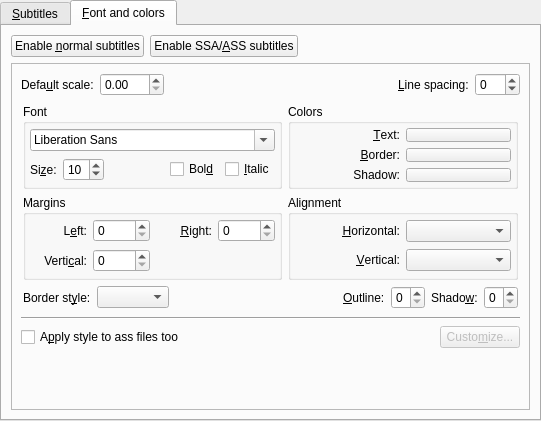
The window that src/prefsubtitles.ui (wilbert2000/wzplayer) describes before a commit, drawn with Qt 5.
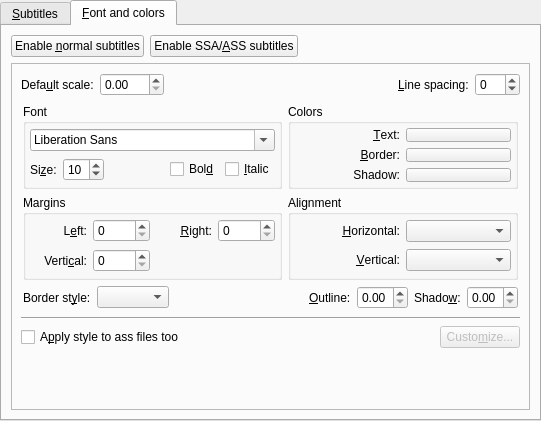
The same window after the commit. The open tabs and pages were chosen to show the change. Custom widgets are drawn as their Qt base class.

Commit message: (ASS subtitles) The outline and shadow options now accept values with decimals.

```diff
--- a/src/prefsubtitles.ui
+++ b/src/prefsubtitles.ui
@@ -1156,15 +1156,12 @@
                  </widget>
                 </item>
                 <item>
-                 <widget class="QSpinBox" name="style_outline_spin" >
-                  <property name="minimum" >
-                   <number>0</number>
-                  </property>
+                 <widget class="QDoubleSpinBox" name="style_outline_spin" >
                   <property name="maximum" >
-                   <number>4</number>
+                   <double>4.000000000000000</double>
                   </property>
-                  <property name="value" >
-                   <number>0</number>
+                  <property name="singleStep" >
+                   <double>0.100000000000000</double>
                   </property>
                  </widget>
                 </item>
@@ -1179,9 +1176,12 @@
                  </widget>
                 </item>
                 <item>
-                 <widget class="QSpinBox" name="style_shadow_spin" >
+                 <widget class="QDoubleSpinBox" name="style_shadow_spin" >
                   <property name="maximum" >
-                   <number>4</number>
+                   <double>4.000000000000000</double>
+                  </property>
+                  <property name="singleStep" >
+                   <double>0.100000000000000</double>
                   </property>
                  </widget>
                 </item>
```
The commit also changes 3 other files.
